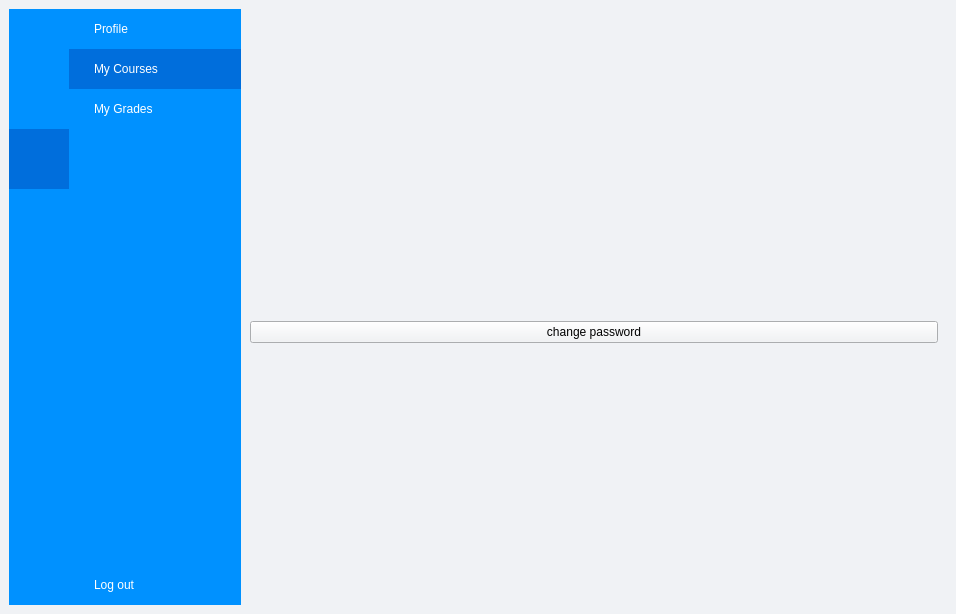
Qt form LMS Qt Project/Moodle/studentview.ui (Nakuehe/Group_4) before a commit.
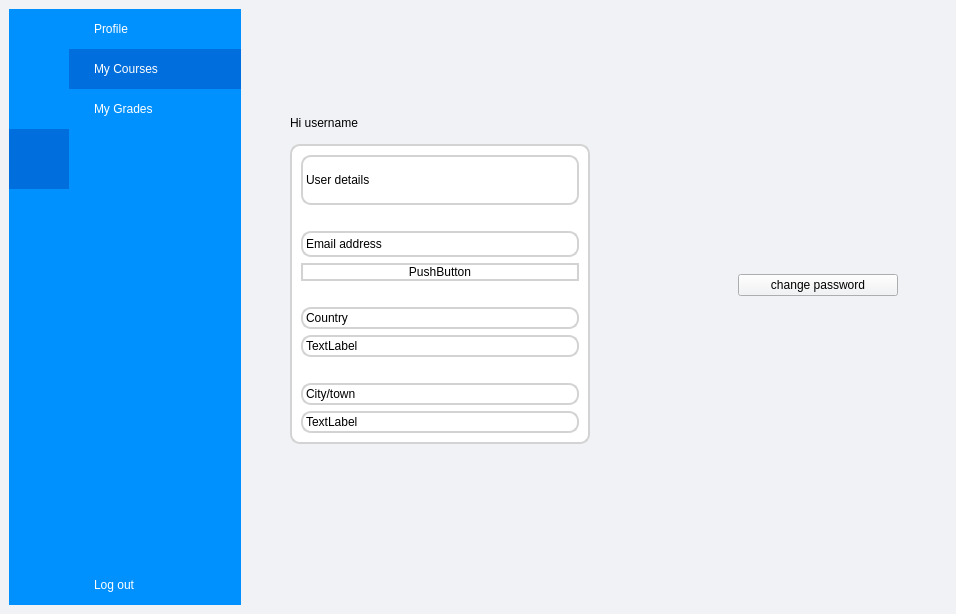
The same form after that commit. The open tabs and pages were chosen to show the change. Icons and pictures are not drawn.

Diff of the .ui file:
```diff
--- a/LMS Qt Project/Moodle/studentview.ui
+++ b/LMS Qt Project/Moodle/studentview.ui
@@ -638,13 +638,346 @@
               <number>2</number>
              </property>
              <widget class="QWidget" name="page">
-              <layout class="QGridLayout" name="gridLayout_5">
-               <item row="0" column="0">
-                <widget class="QPushButton" name="changePasswordButton">
-                 <property name="text">
-                  <string>change password</string>
+              <layout class="QGridLayout" name="gridLayout_7">
+               <item row="1" column="0">
+                <spacer name="horizontalSpacer_9">
+                 <property name="orientation">
+                  <enum>Qt::Horizontal</enum>
                  </property>
-                </widget>
+                 <property name="sizeType">
+                  <enum>QSizePolicy::Fixed</enum>
+                 </property>
+                 <property name="sizeHint" stdset="0">
+                  <size>
+                   <width>40</width>
+                   <height>20</height>
+                  </size>
+                 </property>
+                </spacer>
+               </item>
+               <item row="2" column="3">
+                <spacer name="verticalSpacer_7">
+                 <property name="orientation">
+                  <enum>Qt::Vertical</enum>
+                 </property>
+                 <property name="sizeHint" stdset="0">
+                  <size>
+                   <width>20</width>
+                   <height>40</height>
+                  </size>
+                 </property>
+                </spacer>
+               </item>
+               <item row="2" column="1">
+                <spacer name="verticalSpacer_6">
+                 <property name="orientation">
+                  <enum>Qt::Vertical</enum>
+                 </property>
+                 <property name="sizeHint" stdset="0">
+                  <size>
+                   <width>20</width>
+                   <height>40</height>
+                  </size>
+                 </property>
+                </spacer>
+               </item>
+               <item row="2" column="2">
+                <spacer name="horizontalSpacer_8">
+                 <property name="orientation">
+                  <enum>Qt::Horizontal</enum>
+                 </property>
+                 <property name="sizeHint" stdset="0">
+                  <size>
+                   <width>40</width>
+                   <height>20</height>
+                  </size>
+                 </property>
+                </spacer>
+               </item>
+               <item row="1" column="3">
+                <layout class="QGridLayout" name="gridLayout_5">
+                 <item row="0" column="0">
+                  <spacer name="horizontalSpacer_4">
+                   <property name="orientation">
+                    <enum>Qt::Horizontal</enum>
+                   </property>
+                   <property name="sizeHint" stdset="0">
+                    <size>
+                     <width>40</width>
+                     <height>20</height>
+                    </size>
+                   </property>
+                  </spacer>
+                 </item>
+                 <item row="0" column="1">
+                  <widget class="QLabel" name="avatar">
+                   <property name="minimumSize">
+                    <size>
+                     <width>160</width>
+                     <height>160</height>
+                    </size>
+                   </property>
+                   <property name="text">
+                    <string/>
+                   </property>
+                  </widget>
+                 </item>
+                 <item row="2" column="1">
+                  <spacer name="verticalSpacer_8">
+                   <property name="orientation">
+                    <enum>Qt::Vertical</enum>
+                   </property>
+                   <property name="sizeHint" stdset="0">
+                    <size>
+                     <width>20</width>
+                     <height>40</height>
+                    </size>
+                   </property>
+                  </spacer>
+                 </item>
+                 <item row="0" column="2">
+                  <spacer name="horizontalSpacer_2">
+                   <property name="orientation">
+                    <enum>Qt::Horizontal</enum>
+                   </property>
+                   <property name="sizeHint" stdset="0">
+                    <size>
+                     <width>40</width>
+                     <height>20</height>
+                    </size>
+                   </property>
+                  </spacer>
+                 </item>
+                 <item row="1" column="0">
+                  <spacer name="horizontalSpacer_5">
+                   <property name="orientation">
+                    <enum>Qt::Horizontal</enum>
+                   </property>
+                   <property name="sizeHint" stdset="0">
+                    <size>
+                     <width>40</width>
+                     <height>20</height>
+                    </size>
+                   </property>
+                  </spacer>
+                 </item>
+                 <item row="1" column="1">
+                  <widget class="QPushButton" name="changePasswordButton">
+                   <property name="text">
+                    <string>change password</string>
+                   </property>
+                  </widget>
+                 </item>
+                 <item row="1" column="2">
+                  <spacer name="horizontalSpacer_3">
+                   <property name="orientation">
+                    <enum>Qt::Horizontal</enum>
+                   </property>
+                   <property name="sizeHint" stdset="0">
+                    <size>
+                     <width>40</width>
+                     <height>20</height>
+                    </size>
+                   </property>
+                  </spacer>
+                 </item>
+                </layout>
+               </item>
+               <item row="1" column="2">
+                <spacer name="horizontalSpacer_7">
+                 <property name="orientation">
+                  <enum>Qt::Horizontal</enum>
+                 </property>
+                 <property name="sizeHint" stdset="0">
+                  <size>
+                   <width>40</width>
+                   <height>20</height>
+                  </size>
+                 </property>
+                </spacer>
+               </item>
+               <item row="1" column="1">
+                <layout class="QVBoxLayout" name="verticalLayout_8">
+                 <item>
+                  <layout class="QHBoxLayout" name="horizontalLayout">
+                   <item>
+                    <widget class="QLabel" name="greeting_label">
+                     <property name="minimumSize">
+                      <size>
+                       <width>120</width>
+                       <height>30</height>
+                      </size>
+                     </property>
+                     <property name="text">
+                      <string>Hi username</string>
+                     </property>
+                    </widget>
+                   </item>
+                   <item>
+                    <spacer name="horizontalSpacer_6">
+                     <property name="orientation">
+                      <enum>Qt::Horizontal</enum>
+                     </property>
+                     <property name="sizeHint" stdset="0">
+                      <size>
+                       <width>40</width>
+                       <height>20</height>
+                      </size>
+                     </property>
+                    </spacer>
+                   </item>
+                  </layout>
+                 </item>
+                 <item>
+                  <widget class="QGroupBox" name="groupBox">
+                   <property name="minimumSize">
+                    <size>
+                     <width>300</width>
+                     <height>300</height>
+                    </size>
+                   </property>
+                   <property name="styleSheet">
+                    <string notr="true">border-radius: 10px;
+border: 2px solid lightgray;
+background-color: #FFFFFF</string>
+                   </property>
+                   <property name="title">
+                    <string/>
+                   </property>
+                   <layout class="QGridLayout" name="gridLayout_6">
+                    <item row="0" column="0">
+                     <layout class="QVBoxLayout" name="verticalLayout_7">
+                      <item>
+                       <widget class="QLabel" name="user_details_label">
+                        <property name="text">
+                         <string>User details</string>
+                        </property>
+                       </widget>
+                      </item>
+                      <item>
+                       <spacer name="verticalSpacer_4">
+                        <property name="orientation">
+                         <enum>Qt::Vertical</enum>
+                        </property>
+                        <property name="sizeType">
+                         <enum>QSizePolicy::Fixed</enum>
+                        </property>
+                        <property name="sizeHint" stdset="0">
+                         <size>
+                          <width>20</width>
+                          <height>20</height>
+                         </size>
+                        </property>
+                       </spacer>
+                      </item>
+                      <item>
+                       <layout class="QVBoxLayout" name="verticalLayout_4">
+                        <item>
+                         <widget class="QLabel" name="email_address_label1">
+                          <property name="text">
+                           <string>Email address</string>
+                          </property>
+                         </widget>
+                        </item>
+                        <item>
+                         <widget class="QPushButton" name="email_address_button1">
+                          <property name="text">
+                           <string>PushButton</string>
+                          </property>
+                         </widget>
+                        </item>
+                       </layout>
+                      </item>
+                      <item>
+                       <spacer name="verticalSpacer_9">
+                        <property name="orientation">
+                         <enum>Qt::Vertical</enum>
+                        </property>
+                        <property name="sizeType">
+                         <enum>QSizePolicy::Fixed</enum>
+                        </property>
+                        <property name="sizeHint" stdset="0">
+                         <size>
+                          <width>20</width>
+                          <height>20</height>
+                         </size>
+                        </property>
+                       </spacer>
+                      </item>
+                      <item>
+                       <layout class="QVBoxLayout" name="verticalLayout_5">
+                        <item>
+                         <widget class="QLabel" name="country_label1">
+                          <property name="text">
+                           <string>Country</string>
+                          </property>
+                         </widget>
+                        </item>
+                        <item>
+                         <widget class="QLabel" name="country_label2">
+                          <property name="text">
+                           <string>TextLabel</string>
+                          </property>
+                         </widget>
+                        </item>
+                       </layout>
+                      </item>
+                      <item>
+                       <spacer name="verticalSpacer_5">
+                        <property name="orientation">
+                         <enum>Qt::Vertical</enum>
+                        </property>
+                        <property name="sizeType">
+                         <enum>QSizePolicy::Fixed</enum>
+                        </property>
+                        <property name="sizeHint" stdset="0">
+                         <size>
+                          <width>20</width>
+                          <height>20</height>
+                         </size>
+                        </property>
+                       </spacer>
+                      </item>
+                      <item>
+                       <layout class="QVBoxLayout" name="verticalLayout_6">
+                        <item>
+                         <widget class="QLabel" name="city_town_label1">
+                          <property name="text">
+                           <string>City/town</string>
+                          </property>
+                         </widget>
+                        </item>
+                        <item>
+                         <widget class="QLabel" name="city_town_label2">
+                          <property name="text">
+                           <string>TextLabel</string>
+                          </property>
+                         </widget>
+                        </item>
+                       </layout>
+                      </item>
+                     </layout>
+                    </item>
+                   </layout>
+                  </widget>
+                 </item>
+                </layout>
+               </item>
+               <item row="0" column="1">
+                <spacer name="verticalSpacer_3">
+                 <property name="orientation">
+                  <enum>Qt::Vertical</enum>
+                 </property>
+                 <property name="sizeType">
+                  <enum>QSizePolicy::Fixed</enum>
+                 </property>
+                 <property name="sizeHint" stdset="0">
+                  <size>
+                   <width>20</width>
+                   <height>40</height>
+                  </size>
+                 </property>
+                </spacer>
                </item>
               </layout>
              </widget>
```
